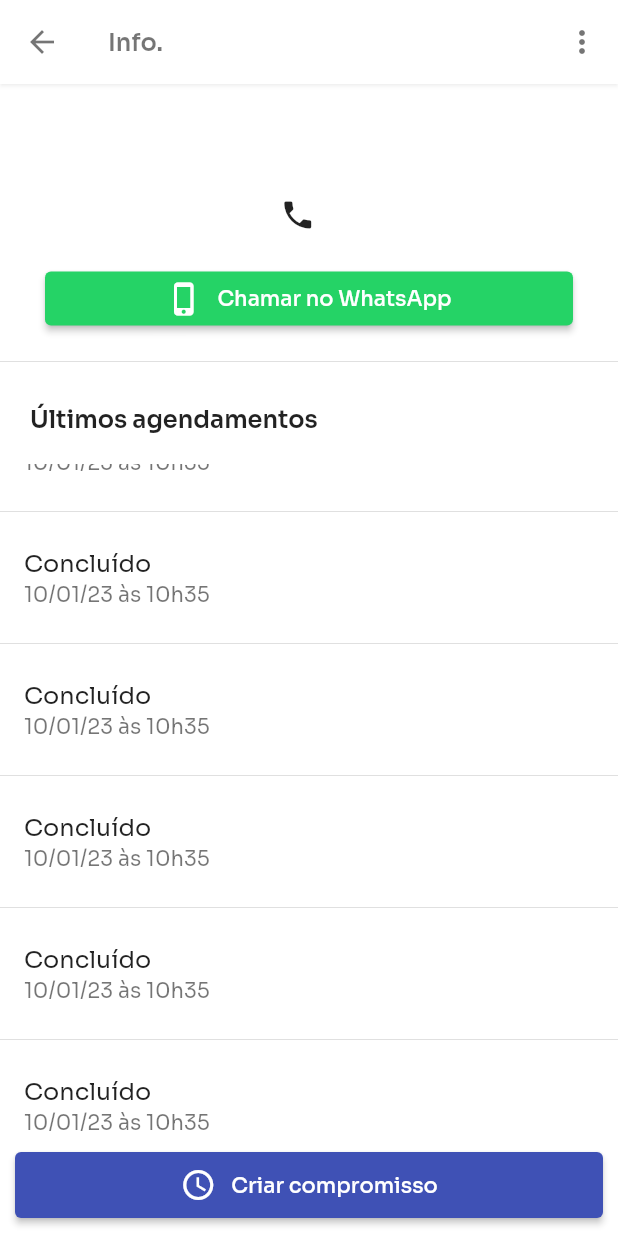
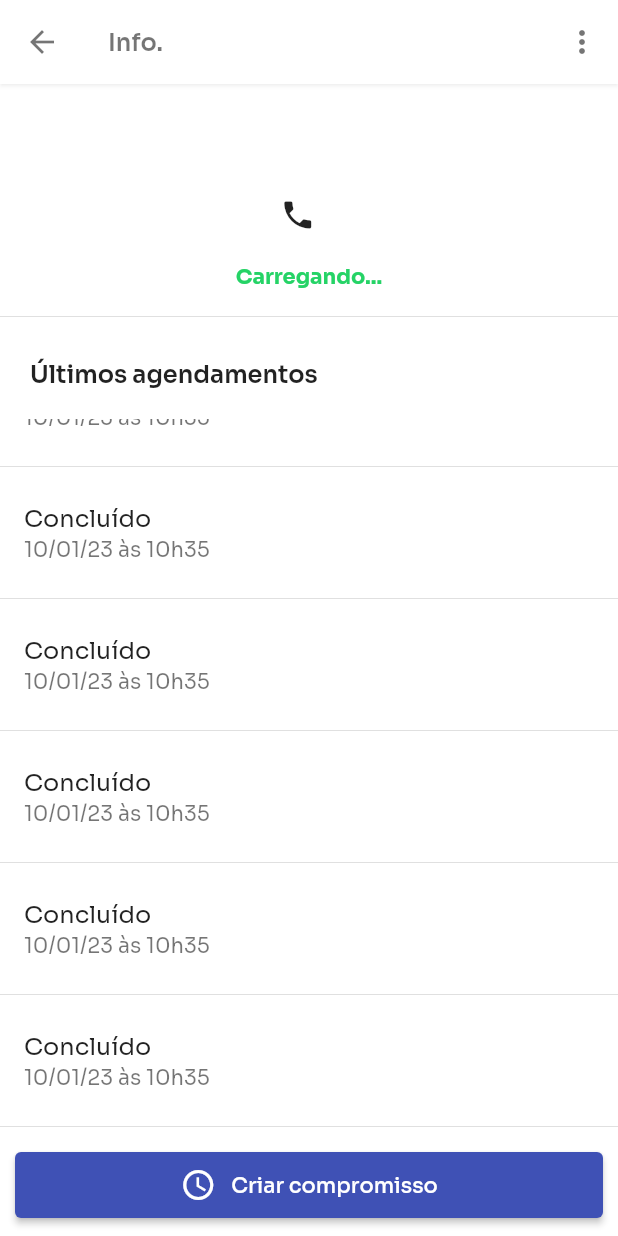
Before and after one commit to hugodesenv/app.controle.agendamentos, a Flutter app: the CustomerInfo screen opened directly with empty values, scrolled down 576 dp, after a tap on "Chamar no WhatsApp", on a phone screen of 412 x 824 dp. Run offline on Flutter 3.47's test engine with Material 2 defaults, Android fonts, the phone set to English and light mode, and no system bars; our stand-ins replace awesome_dialog, bloc, contacts_service, firebase_auth, firebase_core, flutter_bloc and 4 more; accounts and stored records are empty; generated files the repository leaves out were written again.

Commit message:
abrindo whatsapp

```diff
--- a/lib/main.dart
+++ b/lib/main.dart
@@ -1,6 +1,7 @@
 import 'package:agendamentos/myApp.dart';
 import 'package:firebase_core/firebase_core.dart';
 import 'package:flutter/material.dart';
+import 'package:flutter/services.dart';
 import 'firebase_options.dart';
 
 void main() async {
@@ -8,5 +9,10 @@ void main() async {
 
   await Firebase.initializeApp(options: DefaultFirebaseOptions.currentPlatform);
 
+  SystemChrome.setPreferredOrientations([
+    DeviceOrientation.portraitUp,
+    DeviceOrientation.portraitDown,
+  ]).then((value) => runApp(const MyApp()));
+
   runApp(const MyApp());
 }
--- a/lib/pages/customer/info/bloc/customer_info_bloc.dart
+++ b/lib/pages/customer/info/bloc/customer_info_bloc.dart
@@ -1,7 +1,23 @@
 import 'package:agendamentos/pages/customer/info/bloc/customer_info_event.dart';
 import 'package:agendamentos/pages/customer/info/bloc/customer_info_state.dart';
 import 'package:bloc/bloc.dart';
+import 'package:url_launcher/url_launcher_string.dart';
 
 class CustomerInfoBloc extends Bloc<CustomerInfoEvent, CustomerInfoState> {
-  CustomerInfoBloc(super.initialState);
+  CustomerInfoBloc(super.initialState) {
+    on<CustomerInfoEventOpenWhatsApp>(_openWhatsApp);
+  }
+
+  Future _openWhatsApp(CustomerInfoEventOpenWhatsApp event, emit) async {
+    emit(CustomerInfoStateLoadingWhatsApp(true));
+    await Future.delayed(Duration(seconds: 2));
+    try {
+      var whatsappUrl = 'whatsapp://send?phone=${event.number}';
+      await canLaunchUrlString(whatsappUrl)
+          ? launchUrlString(whatsappUrl)
+          : emit(CustomerInfoStateWhatsAppFailure('Ops, não foi possível abrir o WhatsApp! Verifique se ele está instalado!'));
+    } finally {
+      emit(CustomerInfoStateLoadingWhatsApp(false));
+    }
+  }
 }
--- a/lib/pages/customer/info/bloc/customer_info_event.dart
+++ b/lib/pages/customer/info/bloc/customer_info_event.dart
@@ -11,3 +11,11 @@ class CustomerInfoEventDefaultState extends CustomerInfoEvent {
 
   Customer get customer => _customer!;
 }
+
+class CustomerInfoEventOpenWhatsApp extends CustomerInfoEvent {
+  final String? _number;
+
+  CustomerInfoEventOpenWhatsApp(this._number);
+
+  String get number => _number ?? '';
+}
--- a/lib/pages/customer/info/bloc/customer_info_state.dart
+++ b/lib/pages/customer/info/bloc/customer_info_state.dart
@@ -1,3 +1,19 @@
 abstract class CustomerInfoState {}
 
 class CustomerInfoStateInitial extends CustomerInfoState {}
+
+class CustomerInfoStateLoadingWhatsApp extends CustomerInfoState {
+  final bool _isLoading;
+
+  CustomerInfoStateLoadingWhatsApp(this._isLoading);
+
+  bool get isLoading => _isLoading;
+}
+
+class CustomerInfoStateWhatsAppFailure extends CustomerInfoState {
+  final String _message;
+
+  CustomerInfoStateWhatsAppFailure(this._message);
+
+  String get message => _message;
+}
--- a/lib/pages/customer/info/customer_info.dart
+++ b/lib/pages/customer/info/customer_info.dart
@@ -1,5 +1,9 @@
 import 'package:agendamentos/model/customer.dart';
+import 'package:agendamentos/pages/customer/info/bloc/customer_info_bloc.dart';
+import 'package:agendamentos/pages/customer/info/bloc/customer_info_event.dart';
+import 'package:agendamentos/pages/customer/info/bloc/customer_info_state.dart';
 import 'package:flutter/material.dart';
+import 'package:flutter_bloc/flutter_bloc.dart';
 import '../../../assets/constants.dart';
 
 class CustomerInfo extends StatelessWidget {
@@ -21,7 +25,22 @@ class CustomerInfo extends StatelessWidget {
           ),
         ],
       ),
-      body: Column(
+      body: BlocListener(
+        bloc: BlocProvider.of<CustomerInfoBloc>(context),
+        listener: (_, state) {
+          if (state is CustomerInfoStateWhatsAppFailure) {
+            ScaffoldMessenger.of(context).showSnackBar(SnackBar(content: Text(state.message)));
+          }
+        },
+        child: BlocBuilder(
+          bloc: BlocProvider.of<CustomerInfoBloc>(context),
+          builder: (context, state) {
+            bool isWhatsLoading = false;
+            if (state is CustomerInfoStateLoadingWhatsApp) {
+              isWhatsLoading = state.isLoading;
+            }
+
+            return Column(
               crossAxisAlignment: CrossAxisAlignment.stretch,
               children: [
                 Container(
@@ -53,11 +72,18 @@ class CustomerInfo extends StatelessWidget {
                       ),
                       Padding(
                         padding: const EdgeInsets.only(left: 10, right: 10),
-                  child: ElevatedButton(
-                    onPressed: () {},
-                    style: ElevatedButton.styleFrom(
-                      backgroundColor: Color(COLOR_WHATSAPP),
-                    ),
+                        child: isWhatsLoading
+                            ? const Text(
+                                "Carregando...",
+                                textAlign: TextAlign.center,
+                                style: TextStyle(color: Color(COLOR_WHATSAPP), fontWeight: FontWeight.w700),
+                              )
+                            : ElevatedButton(
+                                onPressed: () {
+                                  BlocProvider.of<CustomerInfoBloc>(context)
+                                      .add(CustomerInfoEventOpenWhatsApp(customer.cellphone));
+                                },
+                                style: ElevatedButton.styleFrom(backgroundColor: const Color(COLOR_WHATSAPP)),
                                 child: const Row(
                                   mainAxisAlignment: MainAxisAlignment.center,
                                   children: [
@@ -116,6 +142,9 @@ class CustomerInfo extends StatelessWidget {
                   ),
                 ),
               ],
+            );
+          },
+        ),
       ),
     );
   }
--- a/lib/pages/customer/query/customer_query.dart
+++ b/lib/pages/customer/query/customer_query.dart
@@ -1,4 +1,6 @@
 import 'package:agendamentos/model/customer.dart';
+import 'package:agendamentos/pages/customer/info/bloc/customer_info_bloc.dart';
+import 'package:agendamentos/pages/customer/info/bloc/customer_info_state.dart';
 import 'package:agendamentos/pages/customer/info/customer_info.dart';
 import 'package:agendamentos/pages/customer/query/bloc/customer_query_bloc.dart';
 import 'package:agendamentos/pages/customer/query/bloc/customer_query_event.dart';
@@ -61,7 +63,12 @@ class CustomerQuery extends StatelessWidget {
                           trailing: const Icon(Icons.arrow_forward_ios_rounded, size: 10),
                           onTap: () => Navigator.push(
                             context,
-                          MaterialPageRoute(builder: (_) => CustomerInfo(customer: customer)),
+                            MaterialPageRoute(builder: (_) {
+                              return BlocProvider(
+                                create: (context) => CustomerInfoBloc(CustomerInfoStateInitial()),
+                                child: CustomerInfo(customer: customer),
+                              );
+                            }),
                           ),
                         );
 
--- a/lib/pages/sign_in/sign_in.dart
+++ b/lib/pages/sign_in/sign_in.dart
@@ -66,7 +66,6 @@ class SignIn extends StatelessWidget {
               bloc: BlocProvider.of<SignInBloc>(context),
               builder: (_, state) {
                 bool isLoading = state is SignInStateLoading;
-
                 return Container(
                   padding: EdgeInsets.only(left: 30, right: 30, top: 30, bottom: MediaQuery.of(context).viewInsets.bottom),
                   child: Column(
@@ -116,11 +115,6 @@ class SignIn extends StatelessWidget {
                                   bloc: BlocProvider.of<SignInBloc>(context),
                                   builder: (_, state) {
                                     bool isLoadingReset = state is SignInStateWaitingEmailReset;
-                                    if (isLoadingReset) {
-                                      print("** loading reset");
-                                    } else {
-                                      print("** not loading reset");
-                                    }
                                     return Padding(
                                       padding: EdgeInsets.only(
                                           bottom: MediaQuery.of(context).viewInsets.bottom + 20, left: 20, top: 20, right: 20),
--- a/pubspec.yaml
+++ b/pubspec.yaml
@@ -47,6 +47,7 @@ dependencies:
   awesome_dialog: ^3.0.2
   contacts_service: ^0.6.3
   permission_handler: ^10.2.0
+  url_launcher: ^6.1.11
 
 dev_dependencies:
   flutter_test:
```
Also changed, not shown: pubspec.lock, 1 other file. Lines whose indentation alone changed are shown as unchanged.
